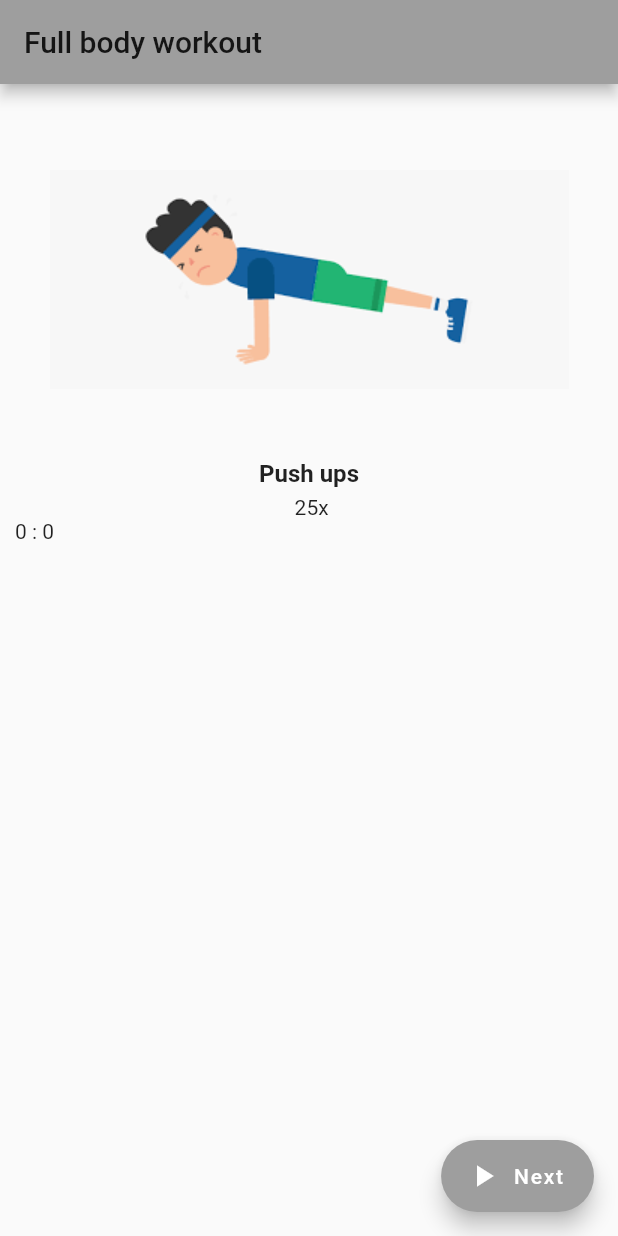
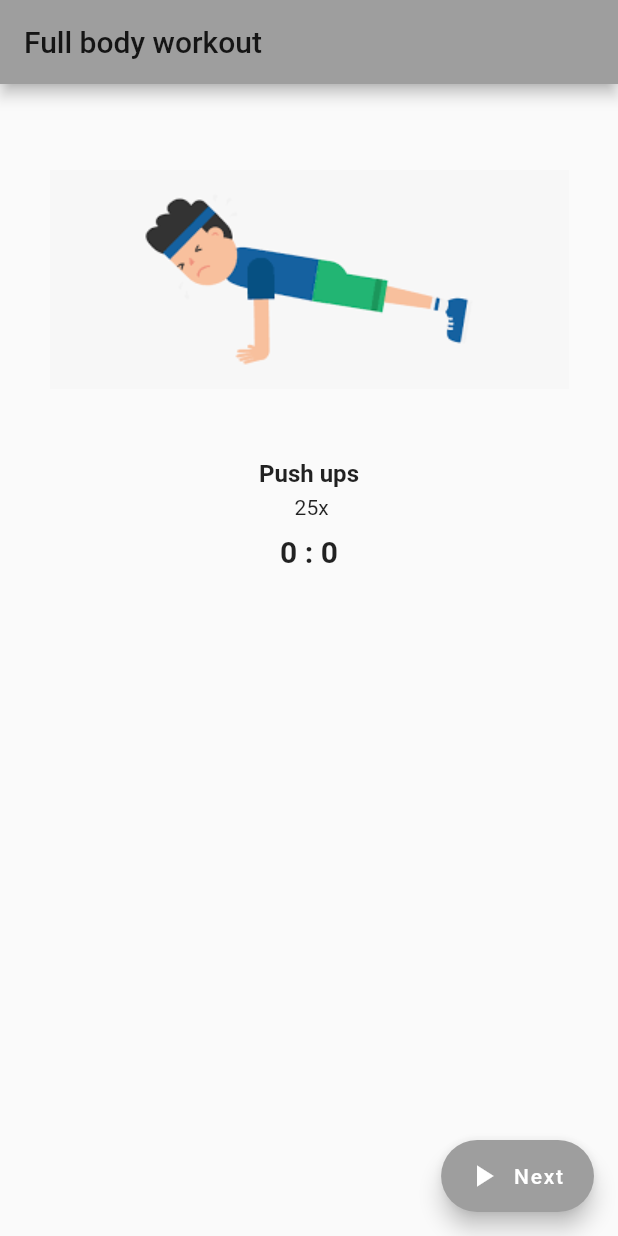
Before and after one commit to LLschuster/nail, a Flutter app: the WorkoutDetail screen opened directly, after a tap on "Start", on a phone screen of 412 x 824 dp. Run offline on Flutter 3.47's test engine with Material 2 defaults, Android fonts, the phone set to English and light mode, and no system bars; our stand-ins replace flutter_mobx, mobx, sqflite; accounts and stored records are empty; generated files the repository leaves out were written again.

Commit message:
minor bugfixes

```diff
--- a/lib/repositories/workoutRepository.dart
+++ b/lib/repositories/workoutRepository.dart
@@ -47,9 +47,9 @@ class WorkoutRepository {
           workoutId: doneWorkout["id"],
           difficultyLevel: difficultyLevel,
           name: doneWorkout["name"],
-          workoutDetail: doneWorkout["workoutDetail"].toString());
+          workoutDetail: doneWorkout["workoutDetail"].toString()
+        );
       await insertFinishedWorkout(workout);
-      var test = await getFinishedWorkouts();
       return {"success": true};
     } catch (e) {
       print(e);
--- a/lib/ui/clock.dart
+++ b/lib/ui/clock.dart
@@ -5,6 +5,7 @@ Widget clock(Duration duration){
   var elapsedMinutes = duration.inMinutes;
   var elapsedSeconds = duration.inSeconds - (elapsedMinutes * 60);
   return Container(
-    child: Text("$elapsedMinutes : $elapsedSeconds")
+    padding: EdgeInsets.symmetric(vertical: 10.0),
+    child: Text("$elapsedMinutes : $elapsedSeconds", style: TextStyle(fontSize: 20, fontWeight: FontWeight.bold),)
   );
 }
--- a/lib/ui/workoutDetail.dart
+++ b/lib/ui/workoutDetail.dart
@@ -59,6 +59,7 @@ class WorkoutDetailState extends State<WorkoutDetail> {
 
   Future<double> getLevelOfFinishedWorkout(BuildContext context) async {
     return await showDialog(
+        barrierDismissible: false,
         context: context,
         builder: (BuildContext context) {
           return SelectDifficultyDialog();
@@ -148,6 +149,7 @@ class WorkoutDetailState extends State<WorkoutDetail> {
         child: Text(" ${workoutDetail[setIndex][workoutIndex]["reps"]}",
             style: TextStyle(fontSize: 14)),
       ),
+      clock(elapseTime)
     ]);
   }
 
@@ -176,7 +178,7 @@ class WorkoutDetailState extends State<WorkoutDetail> {
                     )
                   : SizedBox(height: 10),
               workoutStarted ? currentWorkout() : workoutList(),
-              clock(elapseTime),
+
             ]),
       ),
     );
```
